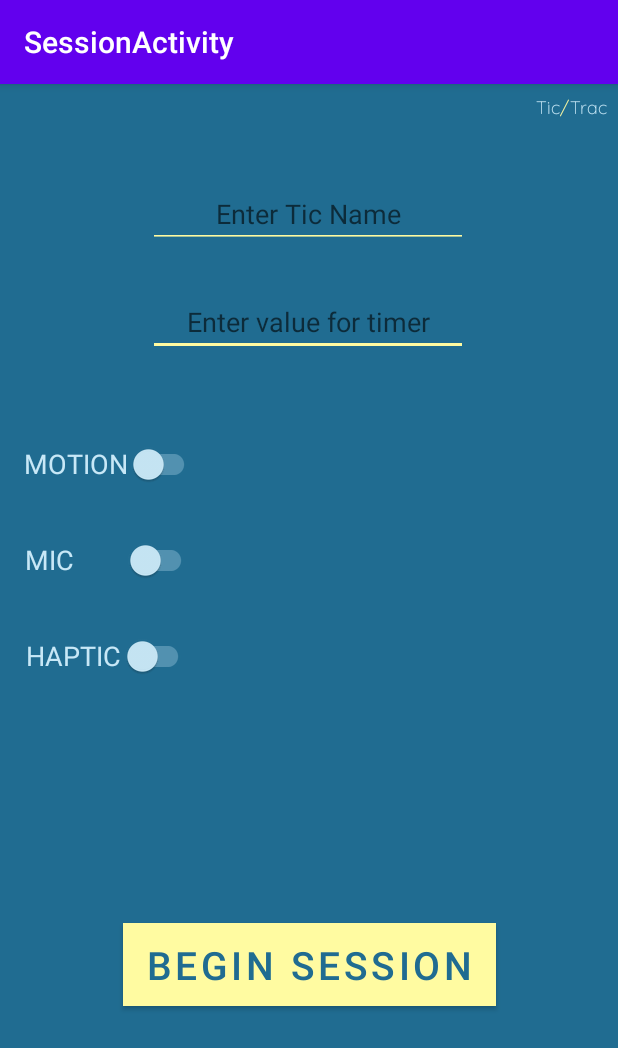
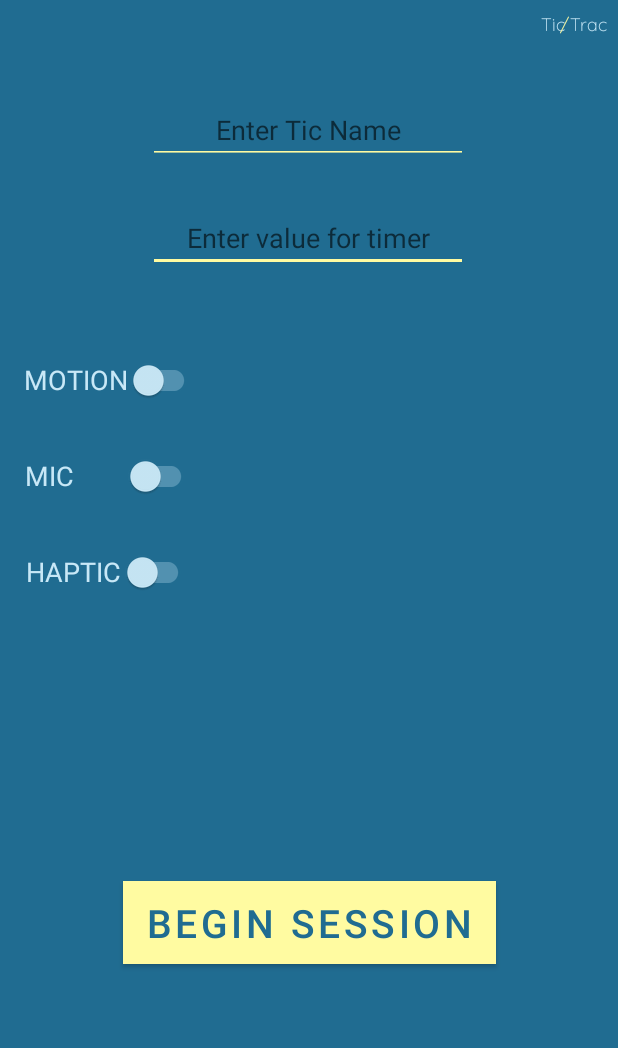
Before and after one commit to jjanton/TicTrac, an Android app: the screen it shows after launch (SessionActivity), after a tap on "NEW SESSION", on a phone screen of 412 x 824 dp. Shown: the top 1048 px of the screen. Run offline under Robolectric (Android 15) with nearby library versions, the phone set to English and light mode, and no system bars.

Commit message:
fixed bug, added string resources, cleaned up code

```diff
--- a/app/src/main/AndroidManifest.xml
+++ b/app/src/main/AndroidManifest.xml
@@ -11,7 +11,7 @@
         android:label="@string/app_name"
         android:roundIcon="@mipmap/ic_launcher_round"
         android:supportsRtl="true"
-        android:theme="@style/AppTheme" >
+        android:theme="@style/AppTheme.NoActionBar" >
         <activity
             android:name=".session.SessionActivity"
             android:screenOrientation="portrait"
@@ -23,11 +23,9 @@
         <activity
             android:name=".MainActivity"
             android:screenOrientation="portrait"
-            android:label="@string/app_name"
-            android:theme="@style/AppTheme.NoActionBar">
+            android:label="@string/app_name">
             <intent-filter>
                 <action android:name="android.intent.action.MAIN" />
-
                 <category android:name="android.intent.category.LAUNCHER" />
             </intent-filter>
         </activity>
--- a/app/src/main/java/com/project/tictrac/MainActivity.java
+++ b/app/src/main/java/com/project/tictrac/MainActivity.java
@@ -11,7 +11,6 @@ import com.project.tictrac.session.SessionActivity;
 
 public class MainActivity extends AppCompatActivity {
     private Button sessionActivityButton;
-    private Button statsActivityButton;
 
     @Override
     protected void onCreate(Bundle savedInstanceState) {
@@ -20,7 +19,6 @@ public class MainActivity extends AppCompatActivity {
 
         // Get references to buttons
         sessionActivityButton = findViewById(R.id.sessionActivityButton);
-        statsActivityButton = findViewById(R.id.statsActivityButton);
 
         // Set button listeners
         setButtonListeners();
@@ -32,12 +30,6 @@ public class MainActivity extends AppCompatActivity {
             Intent i = new Intent(this, SessionActivity.class);
             startActivity(i);
         });
-
-        // Launch StatsActivity on button click
-        statsActivityButton.setOnClickListener(v -> {
-//            Intent i = new Intent(this, StatsActivity.class);
-//            startActivity(i);
-        });
     }
 
 }
--- a/app/src/main/java/com/project/tictrac/session/midsession/MaxAmplitudeRecorder.java
+++ b/app/src/main/java/com/project/tictrac/session/midsession/MaxAmplitudeRecorder.java
@@ -43,7 +43,7 @@ public class MaxAmplitudeRecorder {
     /**
      * This method was referenced (in part) from Professional Android Sensor Programming, Milette & Stroud,
      */
-    public void startRecording()  {
+    public void startRecording() {
         prepareMediaRecorder();
         continueRecording = true;
         mediaRecorder.getMaxAmplitude();
@@ -54,7 +54,7 @@ public class MaxAmplitudeRecorder {
 
             if (maxAmplitude >= THRESHOLD) {
                 if (mViewModel.isHapticFeedbackEnabled()) {
-                    Utils.vibrate(1000, context);
+                    Utils.vibrate(500, context);
                 }
 
                 mViewModelHandler.post(() -> {
--- a/app/src/main/java/com/project/tictrac/session/presession/SessionSetupViewModel.java
+++ b/app/src/main/java/com/project/tictrac/session/presession/SessionSetupViewModel.java
@@ -3,5 +3,5 @@ package com.project.tictrac.session.presession;
 import androidx.lifecycle.ViewModel;
 
 public class SessionSetupViewModel extends ViewModel {
-    // TODO: Implement the ViewModel
+    // No implementation
 }
--- a/app/src/main/res/layout/activity_main.xml
+++ b/app/src/main/res/layout/activity_main.xml
@@ -55,7 +55,7 @@
         android:id="@+id/TicTracLogo"
         android:layout_width="wrap_content"
         android:layout_height="wrap_content"
-        android:text="Tic  Trac"
+        android:text="@string/tic_trac"
         android:textSize="72sp"
         android:fontFamily="@font/quicksand"
         android:textColor="#C8E8F7"
@@ -70,7 +70,7 @@
         android:layout_width="wrap_content"
         android:layout_height="wrap_content"
         android:fontFamily="@font/quicksand"
-        android:text="/"
+        android:text="@string/slash"
         android:textColor="#FFFBA1"
         android:textSize="72sp"
         app:layout_constraintBottom_toBottomOf="parent"
@@ -84,6 +84,7 @@
         android:id="@+id/imageView"
         android:layout_width="240dp"
         android:layout_height="224dp"
+        android:contentDescription="@string/logo"
         app:layout_constraintBottom_toTopOf="@+id/sessionActivityButton"
         app:layout_constraintEnd_toEndOf="parent"
         app:layout_constraintStart_toStartOf="parent"
--- a/app/src/main/res/layout/session_setup_fragment.xml
+++ b/app/src/main/res/layout/session_setup_fragment.xml
@@ -13,7 +13,7 @@
         android:layout_width="wrap_content"
         android:layout_height="wrap_content"
         android:fontFamily="@font/quicksand"
-        android:text="Tic  Trac"
+        android:text="@string/tic_trac"
         android:textColor="#C8E8F7"
         android:textSize="12sp"
         app:layout_constraintBottom_toBottomOf="parent"
@@ -28,7 +28,7 @@
         android:layout_width="wrap_content"
         android:layout_height="wrap_content"
         android:fontFamily="@font/quicksand"
-        android:text="/"
+        android:text="@string/slash"
         android:textColor="#FFFBA1"
         android:textSize="12sp"
         app:layout_constraintBottom_toBottomOf="parent"
@@ -43,36 +43,36 @@
         android:layout_width="wrap_content"
         android:layout_height="wrap_content"
         android:layout_marginTop="136dp"
+        android:autofillHints="Enter value for timer"
+        android:backgroundTint="#FFFBA1"
         android:ems="10"
-        android:hint="Enter value for timer"
+        android:hint="@string/enter_value_for_timer"
         android:inputType="number"
         android:textAlignment="center"
         android:textColor="#C8E8F7"
-        android:backgroundTint="#FFFBA1"
         app:layout_constraintEnd_toEndOf="parent"
         app:layout_constraintHorizontal_bias="0.497"
         app:layout_constraintStart_toStartOf="parent"
         app:layout_constraintTop_toTopOf="parent"
-        tools:text="Enter value for timer"
-        android:autofillHints="Enter value for timer" />
+        tools:text="Enter value for timer" />
 
     <EditText
         android:id="@+id/ticNameTextView"
         android:layout_width="wrap_content"
         android:layout_height="wrap_content"
         android:layout_marginTop="64dp"
+        android:autofillHints="Enter Tic Name"
+        android:backgroundTint="#FFFBA1"
         android:ems="10"
-        android:hint="Enter Tic Name"
+        android:hint="@string/enter_tic_name"
         android:inputType="textPersonName"
         android:textAlignment="center"
         android:textColor="#C8E8F7"
-        android:backgroundTint="#FFFBA1"
         app:layout_constraintEnd_toEndOf="parent"
         app:layout_constraintHorizontal_bias="0.497"
         app:layout_constraintStart_toStartOf="parent"
         app:layout_constraintTop_toTopOf="parent"
-        tools:text="Enter Tic Name"
-        android:autofillHints="Enter Tic Name" />
+        tools:text="Enter Tic Name" />
 
     <com.google.android.material.switchmaterial.SwitchMaterial
         android:id="@+id/motionSensorSwitch"
@@ -143,11 +143,11 @@
             android:layout_width="wrap_content"
             android:layout_height="match_parent"
             android:layout_weight="1"
-            android:text="Low"
+            android:paddingStart="0sp"
+            android:paddingEnd="15sp"
+            android:text="@string/low"
             android:textColor="#C8E8F7"
             android:textSize="16sp"
-            android:paddingStart="0sp"
-            android:paddingEnd="15sp"
             android:theme="@style/CustomRadio"
             tools:layout_editor_absoluteX="141dp"
             tools:layout_editor_absoluteY="397dp" />
@@ -157,11 +157,11 @@
             android:layout_width="wrap_content"
             android:layout_height="match_parent"
             android:layout_weight="1"
-            android:text="Medium"
+            android:paddingStart="0sp"
+            android:paddingEnd="15sp"
+            android:text="@string/medium"
             android:textColor="#C8E8F7"
             android:textSize="16sp"
-            android:paddingStart="0sp"
-            android:paddingEnd="15sp"
             android:theme="@style/CustomRadio"
             tools:layout_editor_absoluteX="218dp"
             tools:layout_editor_absoluteY="397dp" />
@@ -171,11 +171,11 @@
             android:layout_width="wrap_content"
             android:layout_height="match_parent"
             android:layout_weight="1"
-            android:text="High"
+            android:paddingStart="0sp"
+            android:paddingEnd="15sp"
+            android:text="@string/high"
             android:textColor="#C8E8F7"
             android:textSize="16sp"
-            android:paddingStart="0sp"
-            android:paddingEnd="15sp"
             android:theme="@style/CustomRadio"
             tools:layout_editor_absoluteX="317dp"
             tools:layout_editor_absoluteY="397dp" />
@@ -202,7 +202,7 @@
             android:layout_weight="1"
             android:paddingStart="0sp"
             android:paddingEnd="15sp"
-            android:text="Low"
+            android:text="@string/low"
             android:textColor="#C8E8F7"
             android:textSize="16sp"
             android:theme="@style/CustomRadio"
@@ -214,11 +214,11 @@
             android:layout_width="wrap_content"
             android:layout_height="match_parent"
             android:layout_weight="1"
-            android:text="Medium"
-            android:textSize="16sp"
-            android:textColor="#C8E8F7"
             android:paddingStart="0sp"
             android:paddingEnd="15sp"
+            android:text="@string/medium"
+            android:textColor="#C8E8F7"
+            android:textSize="16sp"
             android:theme="@style/CustomRadio"
             tools:layout_editor_absoluteX="218dp"
             tools:layout_editor_absoluteY="397dp" />
@@ -228,11 +228,11 @@
             android:layout_width="wrap_content"
             android:layout_height="match_parent"
             android:layout_weight="1"
-            android:text="High"
+            android:paddingStart="0sp"
+            android:paddingEnd="15sp"
+            android:text="@string/high"
             android:textColor="#C8E8F7"
             android:textSize="16sp"
-            android:paddingStart="0sp"
-            android:paddingEnd="15sp"
             android:theme="@style/CustomRadio"
             tools:layout_editor_absoluteX="317dp"
             tools:layout_editor_absoluteY="397dp" />
--- a/app/src/main/res/values/strings.xml
+++ b/app/src/main/res/values/strings.xml
@@ -19,4 +19,15 @@
     <string name="mic">MIC</string>
 
     <string name="begin_session">BEGIN SESSION</string>
+    <string name="tic_trac">Tic Trac</string>
+    <string name="slash">/</string>
+    <string name="logo">logo</string>
+    <string name="enter_value_for_timer">Enter value for timer</string>
+    <string name="enter_tic_name">Enter Tic Name</string>
+    <string name="low">Low</string>
+    <string name="medium">Medium</string>
+    <string name="high">High</string>
+    <string name="pauseButton"></string>
+    <string name="endSessionButton"></string>
+
 </resources>
```
Also changed, not shown: app/src/main/java/com/project/tictrac/session/midsession/EndSessionDialogFragment.java (+5 -2 lines), app/src/main/java/com/project/tictrac/session/midsession/SessionFragment.java (+10 -4 lines), app/src/main/res/layout/session_fragment.xml (+8 -6 lines).
